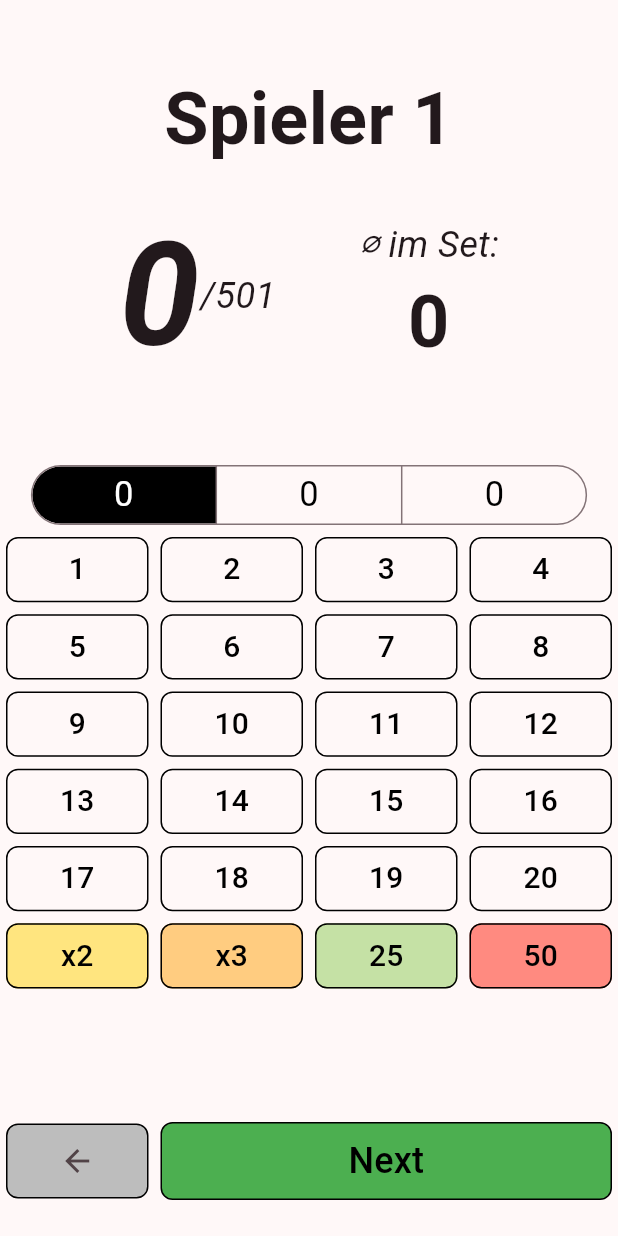
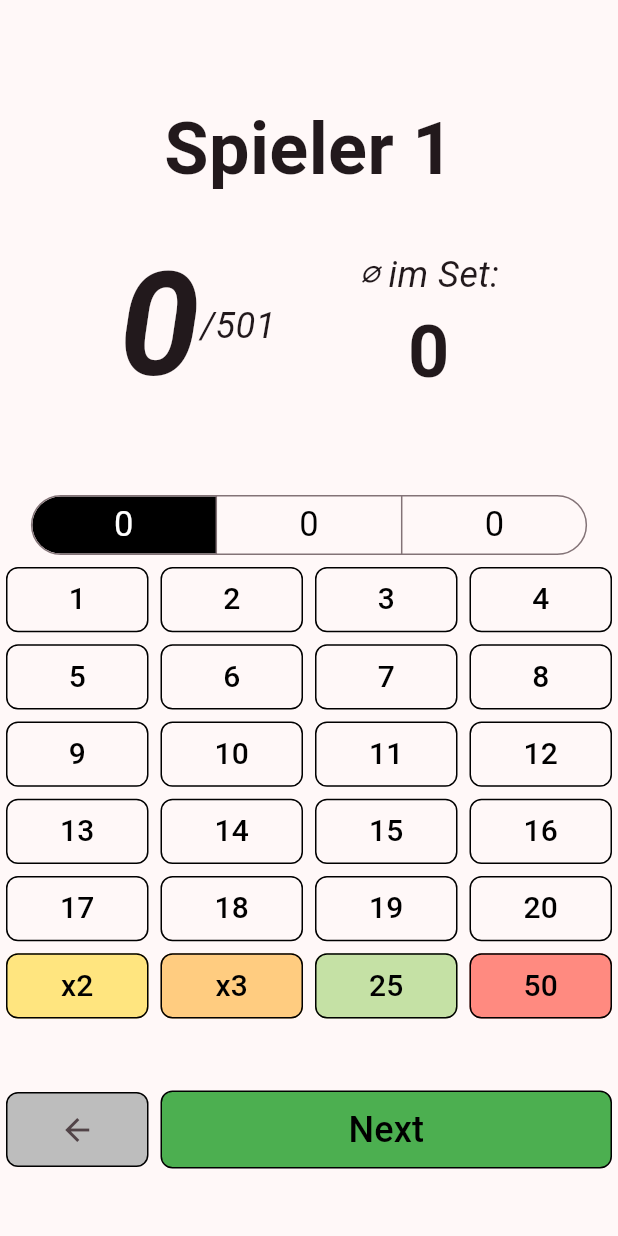
Before and after one commit to PassiSchoppi/DartPilot, a Flutter app: the GameScreen screen opened directly, on a phone screen of 412 x 824 dp. Run offline on Flutter 3.47's test engine with Material 3 defaults, Android fonts, the phone set to English and light mode, and no system bars.

Commit message:
game.dart scrollbar geamcht

```diff
--- a/lib/game.dart
+++ b/lib/game.dart
@@ -53,17 +53,21 @@ class GameScreen extends StatelessWidget {
   @override
   Widget build(BuildContext context) {
     return Scaffold(
-        body: Center(
+      body: SingleChildScrollView(
+        child: Center(
           child: Column(
+            crossAxisAlignment: CrossAxisAlignment.center,
             children: [
+              SizedBox(height: 20),
               ActiveStats(),
-                const SizedBox(height: 40),
+              SizedBox(height: 40),
               PointSelector(),
-                Spacer(),
+              SizedBox(height: 40),
               generateNavigationRow(),
-                const SizedBox(height: 20),
+              SizedBox(height: 20),
             ],
-            )
+          ),
+        ),
       ),
     );
   }
--- a/lib/game_point_selector.dart
+++ b/lib/game_point_selector.dart
@@ -1,5 +1,4 @@
 import 'package:flutter/material.dart';
-import 'package:flutter/widgets.dart';
 
 enum DartThrow { A, B, C }
 
@@ -25,8 +24,6 @@ class _SingleChoiceState extends State<SingleChoice> {
           foregroundColor: Colors.black,
           selectedForegroundColor: Colors.white,
           selectedBackgroundColor: Colors.black,
-
-          // visualDensity: VisualDensity(horizontal: 3, vertical: 1),
           textStyle: TextStyle(
             fontSize: 23,
           )),
@@ -143,7 +140,8 @@ class PointSelector extends StatelessWidget {
 
   @override
   Widget build(BuildContext context) {
-    return Column(
+    return SingleChildScrollView( // Wrap the entire content in SingleChildScrollView
+      child: Column(
         children: [
           Container(
             width: MediaQuery.of(context).size.width * 0.9,
@@ -174,6 +172,7 @@ class PointSelector extends StatelessWidget {
             ),
           )
         ],
+      ),
     );
   }
 }
```
Lines whose indentation alone changed are shown as unchanged.
